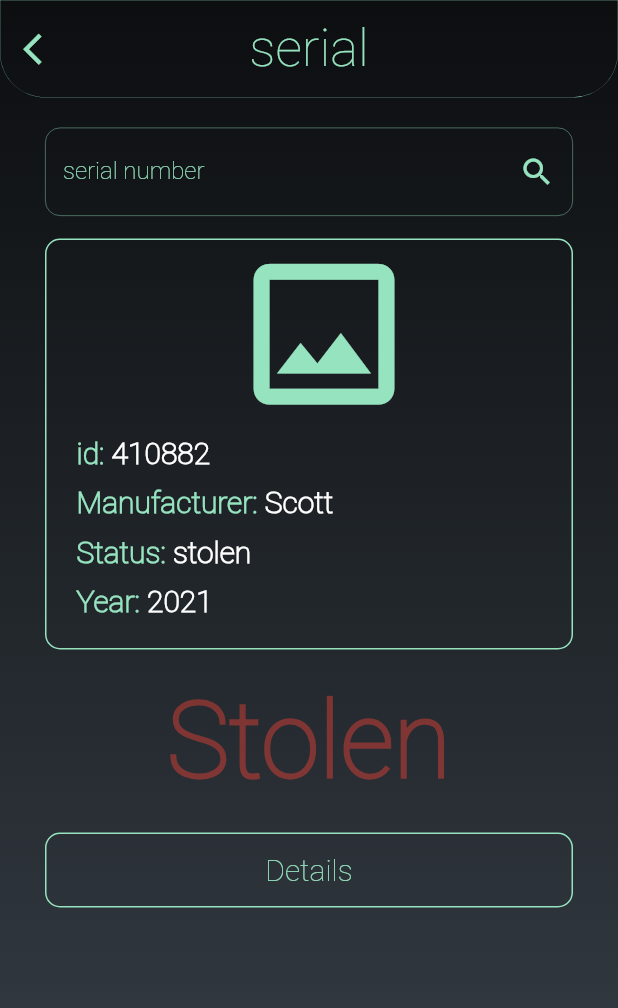
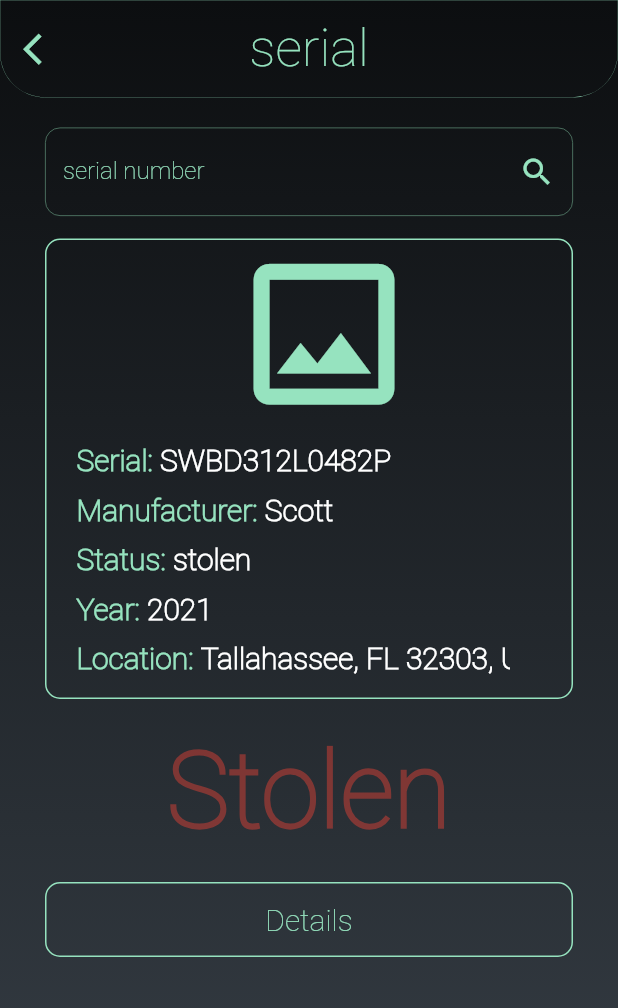
Before and after one commit to teleonet/check-my-bike-flutter, a Flutter app: the screen it shows after launch, after a tap on "serial", on a phone screen of 412 x 824 dp. Shown: the top 1008 px of the screen. Run offline on Flutter 3.47's test engine with Material 2 defaults, Android fonts, the phone set to English and light mode, and no system bars.

Commit message:
- added autoscroll_text.dart

```diff
--- a/lib/presentation/screen/check/check_info.dart
+++ b/lib/presentation/screen/check/check_info.dart
@@ -5,6 +5,7 @@ import 'package:flutter/widgets.dart';
 import '../../../resources/colors_res.dart';
 import '../../models/bike.dart';
 import '../base/base_screen_state.dart';
+import '../widgets/autoscroll_text.dart';
 
 class CheckInfo extends StatefulWidget {
   final Bike _bike;
@@ -25,10 +26,11 @@ class _CheckInfoState extends BaseScreenState<CheckInfo> {
         padding: const EdgeInsets.only(bottom: 15, left: 20),
         child: Column(children: [
           _buildBikeImage(),
-          _buildRowContainer("id", "${widget._bike.id}"),
+          _buildRowContainer("Serial", "${widget._bike.serial}"),
           _buildRowContainer("Manufacturer", "${widget._bike.manufacturerName}"),
           _buildRowContainer("Status", "${widget._bike.status}"),
-          _buildRowContainer("Year", "${widget._bike.year}")
+          _buildRowContainer("Year", "${widget._bike.year}"),
+          _buildRowContainer("Location", "${widget._bike.stolenLocation}")
         ]));
   }
 
@@ -47,7 +49,7 @@ class _CheckInfoState extends BaseScreenState<CheckInfo> {
 
   Container _buildRowContainer(String title, String value) {
     return Container(
-        padding: const EdgeInsets.only(top: 5, bottom: 5),
+        padding: const EdgeInsets.only(top: 10),
         child: Row(children: [_buildTitleText(title), _buildValueText(value)]));
   }
 
@@ -55,8 +57,12 @@ class _CheckInfoState extends BaseScreenState<CheckInfo> {
     return Text("$title: ", style: _buildTextStyle(ColorsRes.green));
   }
 
-  Text _buildValueText(String value) {
-    return Text(value, style: _buildTextStyle(Colors.white));
+  Widget _buildValueText(String value) {
+    Widget widget = Text(value, style: _buildTextStyle(Colors.white));
+    if (value.length > 20) {
+      widget = AutoScrollText(value, MediaQuery.of(context).size.width * 0.5);
+    }
+    return widget;
   }
 
   TextStyle _buildTextStyle(Color color) {
--- a/lib/presentation/screen/check/serial/serial_screen.dart
+++ b/lib/presentation/screen/check/serial/serial_screen.dart
@@ -20,7 +20,7 @@ class _SerialScreenState extends BaseScreenState<SerialScreen> {
   //todo: only for development
   final Bike _bike = Bike(
       410882, true, "Scott", "SWBD312L0482P", "stolen", "2018 Fuji ABOSLUTE 1.1", 2021, true,
-      largeImg: "https://bikeindex.org/bikes/410882");
+      largeImg: "https://bikeindex.org/bikes/410882", stolenLocation: "Tallahassee, FL 32303, US");
 
   @override
   Widget build(BuildContext context) {
--- /dev/null
+++ b/lib/presentation/screen/widgets/autoscroll_text.dart
@@ -0,0 +1,78 @@
+import 'dart:async';
+
+import 'package:flutter/material.dart';
+
+import '../base/base_screen_state.dart';
+
+class AutoScrollText extends StatefulWidget {
+  final String _text;
+  final double _width;
+  double? _fontSize;
+  Color? _textColor;
+
+  AutoScrollText(this._text, this._width, {double? fontSize, Color? textColor, Key? key})
+      : super(key: key) {
+    _fontSize = fontSize ?? 20;
+    _textColor = textColor ?? Colors.white;
+  }
+
+  @override
+  _AutoScrollTextState createState() => _AutoScrollTextState();
+}
+
+class _AutoScrollTextState extends BaseScreenState<AutoScrollText> {
+  ScrollController scrollController = ScrollController();
+
+  @override
+  void initState() {
+    WidgetsBinding.instance?.addPostFrameCallback((_) => _scroll());
+    super.initState();
+  }
+
+  @override
+  void dispose() {
+    scrollController.dispose();
+    super.dispose();
+  }
+
+  @override
+  Widget build(BuildContext context) {
+    return Container(
+        padding: const EdgeInsets.only(right: 0),
+        width: widget._width,
+        child: SingleChildScrollView(
+          child: Text(widget._text, style: _buildTextStyle()),
+          scrollDirection: Axis.horizontal,
+          controller: scrollController,
+        ));
+  }
+
+  TextStyle _buildTextStyle() {
+    return TextStyle(
+        fontFamily: 'Roboto Thin',
+        color: widget._textColor,
+        fontSize: widget._fontSize,
+        decoration: TextDecoration.none);
+  }
+
+  void _scroll() async {
+    while (scrollController.hasClients) {
+      await _scrollToRight();
+      await _scrollTolLeft();
+    }
+  }
+
+  Future<void> _scrollTolLeft() async {
+    return _scrollTo(0.0);
+  }
+
+  Future<void> _scrollToRight() async {
+    return _scrollTo(scrollController.position.maxScrollExtent);
+  }
+
+  Future<void> _scrollTo(double offset) async {
+    await Future.delayed(const Duration(milliseconds: 1500));
+    return scrollController.animateTo(offset,
+        duration: const Duration(milliseconds: 1500), curve: Curves.easeOut);
+  }
+}
```
